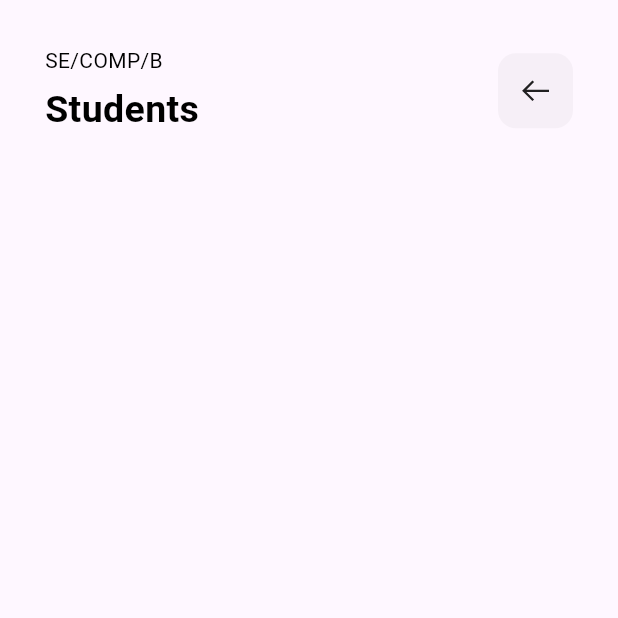
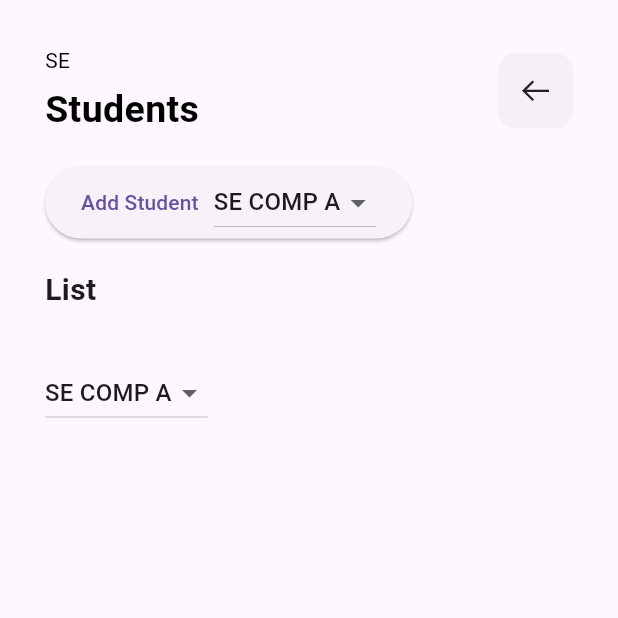
Before and after one commit to ryucraftz/itrack, a Flutter app: the StudentList screen opened directly, on a phone screen of 412 x 824 dp, the top half of it. Run offline on Flutter 3.47's test engine with Material 3 defaults, Android fonts, the phone set to English and light mode, and no system bars; our stand-ins replace expandable, firebase_auth, firebase_core, firebase_database, geolocator, google_fonts and 3 more; missing offline and left inert: day_night_time_picker, dialogs; accounts and stored records are empty.

Commit message:
student_list.dart updated

```diff
--- a/lib/admin/student_list.dart
+++ b/lib/admin/student_list.dart
@@ -14,6 +14,11 @@ class StudentList extends StatefulWidget {
 
 class _StudentListState extends State<StudentList> {
   final database = dbReference.child("users");
+
+  String selectedClassFilter = ''; // Default selected class filter
+  String selectedClass = 'SE COMP A'; // Default selected class
+  final TextEditingController idController = TextEditingController();
+  final TextEditingController nameController = TextEditingController();
 
   @override
   Widget build(BuildContext context) {
@@ -32,7 +37,7 @@ class _StudentListState extends State<StudentList> {
                       crossAxisAlignment: CrossAxisAlignment.start,
                       children: const [
                         Text(
-                          "SE/COMP/B",
+                          "SE",
                           style: TextStyle(fontSize: 14, color: Colors.black),
                         ),
                         SizedBox(
@@ -67,32 +72,82 @@ class _StudentListState extends State<StudentList> {
                 const SizedBox(
                   height: 20,
                 ),
+                // Add Student Button with Dropdown
+                ElevatedButton(
+                  onPressed: () {
+                    _showAddStudentModal(context);
+                  },
+                  child: Row(
+                    mainAxisSize: MainAxisSize.min,
+                    children: [
+                      Text('Add Student'),
+                      SizedBox(width: 10),
+                      DropdownButton<String>(
+                        value: selectedClass,
+                        onChanged: (String? newValue) {
+                          setState(() {
+                            selectedClass = newValue!;
+                          });
+                        },
+                        items: <String>['SE COMP A', 'SE COMP B', 'SE AIDS A']
+                            .map<DropdownMenuItem<String>>((String value) {
+                          return DropdownMenuItem<String>(
+                            value: value,
+                            child: Text(value),
+                          );
+                        }).toList(),
+                      ),
+                    ],
+                  ),
+                ),
+                const SizedBox(
+                  height: 20,
+                ),
+                Text(
+                  'List',
+                  style: TextStyle(
+                    fontSize: 20,
+                    fontWeight: FontWeight.bold,
+                  ),
+                ),
+                SizedBox(
+                  height: 10,
+                ),
+                // Student list
                 FirebaseAnimatedList(
-                  physics: const NeverScrollableScrollPhysics(),
+                  physics: NeverScrollableScrollPhysics(),
                   query: database,
                   shrinkWrap: true,
-                  defaultChild: const Center(
+                  defaultChild: Center(
                     child: CircularProgressIndicator(),
                   ),
                   itemBuilder: (context, snapshot, animation, index) {
                     String userID = 'UID';
-                    Future<String> databaseNameValue() async {
+                    Future<Map<dynamic, dynamic>> databaseData() async {
                       userID = snapshot.key.toString();
-                      // DatabaseReference ref =
-                      //     FirebaseDatabase.instance.ref("users/$userID/name");
-                      DataSnapshot userName =
-                          await dbReference.child("users/$userID/name").get();
-                      String userNameDB = userName.value.toString();
-                      return userNameDB;
+                      DataSnapshot userSnapshot =
+                          await dbReference.child("users/$userID").get();
+                      if (userSnapshot.value != null &&
+                          userSnapshot.value is Map<dynamic, dynamic>) {
+                        return userSnapshot.value as Map<dynamic, dynamic>;
+                      } else {
+                        // Return an empty map if the value is null or not of the expected type
+                        return {};
+                      }
                     }
 
                     return FutureBuilder(
-                      future: databaseNameValue(),
-                      builder: (BuildContext context, AsyncSnapshot snapshot) {
+  future: databaseData(),
+  builder: (BuildContext context, AsyncSnapshot<Map<dynamic, dynamic>> snapshot) {
     if (snapshot.hasData) {
+      String studentClass = snapshot.data!['class'];
+      if (selectedClassFilter.isNotEmpty && selectedClassFilter != studentClass) {
+        return SizedBox(); // If class filter is set and not matching, hide the student
+      }
+      String studentId = snapshot.data!['id']; // Fetching the ID from Firebase
       return Column(
         children: [
-                              const SizedBox(
+          SizedBox(
             height: 10,
           ),
           GestureDetector(
@@ -110,8 +165,7 @@ class _StudentListState extends State<StudentList> {
                   color: ThemeColor.white,
                   borderRadius: BorderRadius.circular(20)),
               child: Padding(
-                                    padding:
-                                        const EdgeInsets.only(left: 10, top: 2),
+                padding: const EdgeInsets.only(left: 10, top: 2),
                 child: ListTile(
                   trailing: InkWell(
                     onTap: () {
@@ -122,16 +176,14 @@ class _StudentListState extends State<StudentList> {
                       height: 35,
                       decoration: BoxDecoration(
                           color: ThemeColor.secondary,
-                                              borderRadius:
-                                                  BorderRadius.circular(20)),
+                          borderRadius: BorderRadius.circular(20)),
                       child: const Center(
-                                            child: Icon(LineIcons.trash,
-                                                color: Colors.white),
+                        child: Icon(LineIcons.trash, color: Colors.white),
                       ),
                     ),
                   ),
                   title: Text(
-                                        "${index + 1}:  ${snapshot.data}",
+                    "$studentId:  ${snapshot.data!['name']}",
                     style: const TextStyle(
                         fontSize: 17,
                         color: ThemeColor.black,
@@ -146,7 +198,6 @@ class _StudentListState extends State<StudentList> {
     } else {
       return Container(
         color: Colors.white,
-                            // alignment: Alignment.bottomCenter,
         margin: const EdgeInsets.only(top: 20),
         child: const Center(
           child: CircularProgressIndicator(
@@ -158,8 +209,32 @@ class _StudentListState extends State<StudentList> {
     }
   },
 );
+
                   },
                 ),
+                const SizedBox(
+                  height: 20,
+                ),
+                // Dropdown for filtering students by class
+               DropdownButton<String>(
+  value: selectedClassFilter.isEmpty ? 'SE COMP A' : selectedClassFilter,
+  onChanged: (String? newValue) {
+    setState(() {
+      selectedClassFilter = newValue!;
+    });
+  },
+  items: <String>[
+    'SE COMP A',
+    'SE COMP B',
+    'SE AIDS A',
+  ].map<DropdownMenuItem<String>>((String value) {
+    return DropdownMenuItem<String>(
+      value: value,
+      child: Text(value),
+    );
+  }).toList(),
+),
+
               ],
             ),
           ),
@@ -167,4 +242,67 @@ class _StudentListState extends State<StudentList> {
       ),
     );
   }
+
+  void _showAddStudentModal(BuildContext context) {
+    showModalBottomSheet(
+      context: context,
+      builder: (BuildContext context) {
+        return Container(
+          padding: EdgeInsets.all(20),
+          child: Column(
+            crossAxisAlignment: CrossAxisAlignment.start,
+            mainAxisSize: MainAxisSize.min,
+            children: [
+              Text(
+                'Add Student',
+                style: TextStyle(
+                  fontSize: 20,
+                  fontWeight: FontWeight.bold,
+                ),
+              ),
+              SizedBox(height: 20),
+              TextField(
+                controller: idController,
+                decoration: InputDecoration(labelText: 'ID'),
+              ),
+              SizedBox(height: 10),
+              TextField(
+                controller: nameController,
+                decoration: InputDecoration(labelText: 'Name'),
+              ),
+              SizedBox(height: 10),
+              ElevatedButton(
+                onPressed: () {
+                  _addStudentToDatabase();
+                  Navigator.pop(context); // Close modal
+                },
+                child: Text('Add'),
+              ),
+            ],
+          ),
+        );
+      },
+    );
   }
+
+  void _addStudentToDatabase() {
+    String id = idController.text.trim();
+    String name = nameController.text.trim();
+    if (id.isNotEmpty && name.isNotEmpty) {
+      database.push().set({
+        'id': id,
+        'name': name,
+        'class': selectedClass,
+      });
+      // Clear text fields after adding student
+      idController.clear();
+      nameController.clear();
+    } else {
+      // Show error message if any of the fields are empty
+      ScaffoldMessenger.of(context).showSnackBar(SnackBar(
+        content: Text('ID and Name cannot be empty!'),
+        backgroundColor: Colors.red,
+      ));
+    }
+  }
+}
```
Lines whose indentation alone changed are shown as unchanged.
